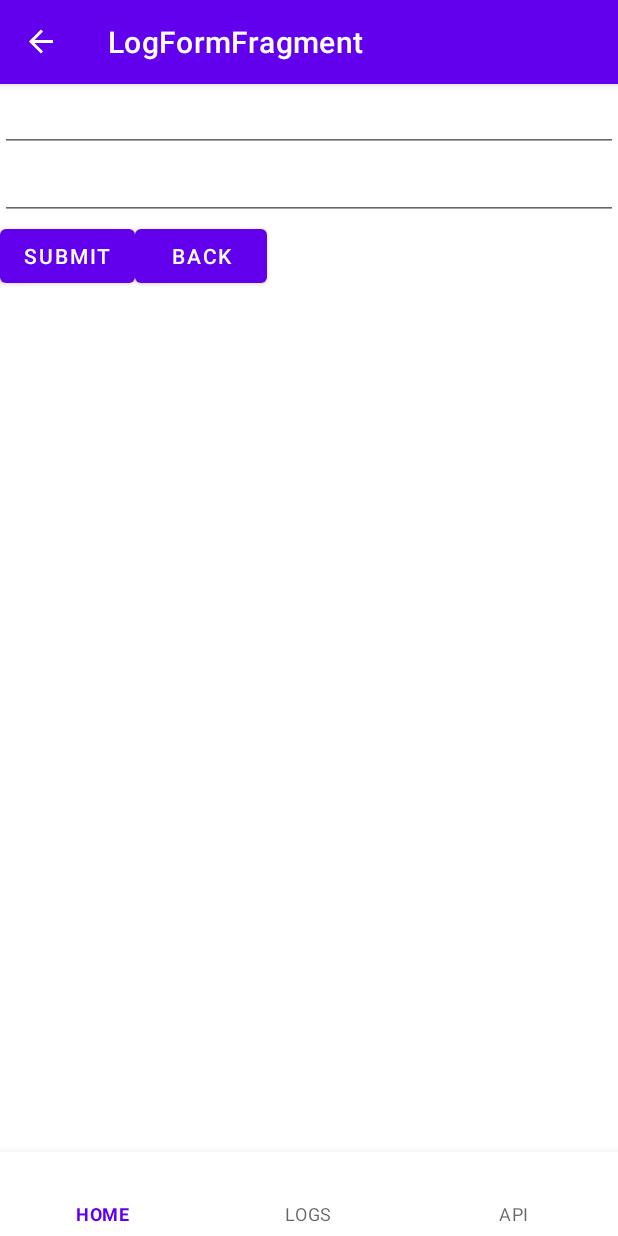
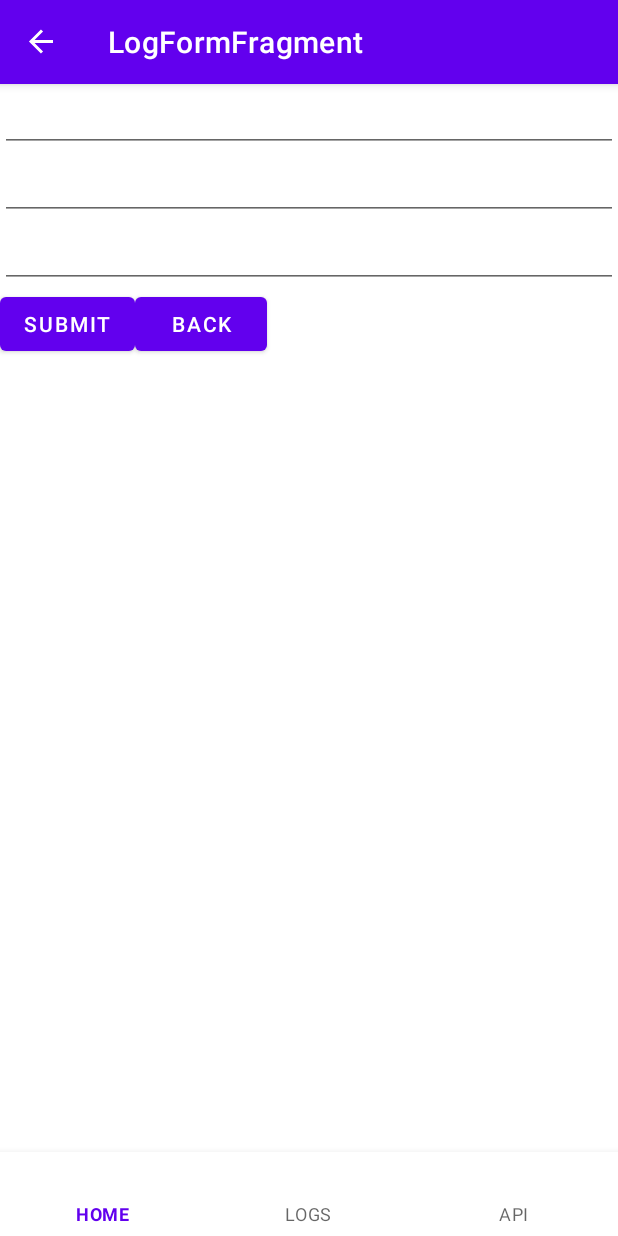
Before and after one commit to hakushiii/BioPinStats, an Android app: the CreateLogFormFragment screen opened through its navigation route, on a phone screen of 412 x 824 dp. Run offline under Robolectric (Android 15) with nearby library versions, the phone set to English and light mode, and no system bars; our stand-ins replace data binding, navigation-ui.

Commit message:
Added 1 Column to CRUD Database
Description

```diff
--- a/app/src/main/java/com/example/biopinstats/database/models/Log.kt
+++ b/app/src/main/java/com/example/biopinstats/database/models/Log.kt
@@ -11,8 +11,10 @@ data class Log(
     @PrimaryKey(autoGenerate = true)
     val id: Int = 0,
     @NonNull @ColumnInfo
-    val Time: String,
-    @NonNull @ColumnInfo
     val Status: String,
+    @ColumnInfo
+    val Uptime: String,
+    @ColumnInfo
+    val Description: String,
 
 )
--- a/app/src/main/java/com/example/biopinstats/main/log/CreateLogFormFragment.kt
+++ b/app/src/main/java/com/example/biopinstats/main/log/CreateLogFormFragment.kt
@@ -41,8 +41,9 @@ class CreateLogFormFragment : Fragment() {
     private fun addLog() {
         if (isEntryValid()) {
             logViewModel.addLog(
-                time = binding.timeEdit.text.toString(),
-                status = binding.statusEdit.text.toString()
+                uptime = binding.timeEdit.text.toString(),
+                status = binding.statusEdit.text.toString(),
+                description = binding.descriptionEdit.text.toString()
             )
             findNavController().navigateUp()
         } else {
@@ -52,7 +53,6 @@ class CreateLogFormFragment : Fragment() {
 
     private fun isEntryValid(): Boolean {
         return logViewModel.isEntryValid(
-            Time = binding.timeEdit.text.toString(),
             Status = binding.timeEdit.text.toString()
         )
     }
--- a/app/src/main/res/layout/fragment_create_log_form.xml
+++ b/app/src/main/res/layout/fragment_create_log_form.xml
@@ -14,13 +14,18 @@
         tools:context=".main.log.CreateLogFormFragment">
 
         <com.google.android.material.textfield.TextInputEditText
-            android:id="@+id/time_edit"
+            android:id="@+id/status_edit"
             android:layout_width="match_parent"
             android:layout_height="wrap_content"
             app:layout_constraintTop_toTopOf="parent"
             app:layout_constraintStart_toStartOf="parent"/>
         <com.google.android.material.textfield.TextInputEditText
-            android:id="@+id/status_edit"
+            android:id="@+id/time_edit"
+            android:layout_width="match_parent"
+            android:layout_height="wrap_content"
+            app:layout_constraintTop_toBottomOf="@id/status_edit"/>
+        <com.google.android.material.textfield.TextInputEditText
+            android:id="@+id/description_edit"
             android:layout_width="match_parent"
             android:layout_height="wrap_content"
             app:layout_constraintTop_toBottomOf="@id/time_edit"/>
@@ -28,14 +33,14 @@
             android:id="@+id/submit_button"
             android:layout_width="wrap_content"
             android:layout_height="wrap_content"
-            app:layout_constraintTop_toBottomOf="@id/status_edit"
+            app:layout_constraintTop_toBottomOf="@id/description_edit"
             app:layout_constraintStart_toStartOf="parent"
             android:text="submit"/>
         <Button
             android:id="@+id/back_button"
             android:layout_width="wrap_content"
             android:layout_height="wrap_content"
-            app:layout_constraintTop_toBottomOf="@id/status_edit"
+            app:layout_constraintTop_toBottomOf="@id/description_edit"
             app:layout_constraintStart_toEndOf="@id/submit_button"
             android:text="back"/>
 
```
Also changed, not shown: app/src/main/java/com/example/biopinstats/database/LogViewModel.kt (+10 -10 lines), app/src/main/java/com/example/biopinstats/main/adapter/RecyclerViewAdapter.kt (+5 -3 lines), app/src/main/java/com/example/biopinstats/main/log/UpdateLogFormFragment.kt (+4 -4 lines), app/src/main/res/layout/fragment_recycler_view_item.xml (+13 -6 lines), app/src/main/res/layout/fragment_update_log_form.xml (+9 -4 lines).
